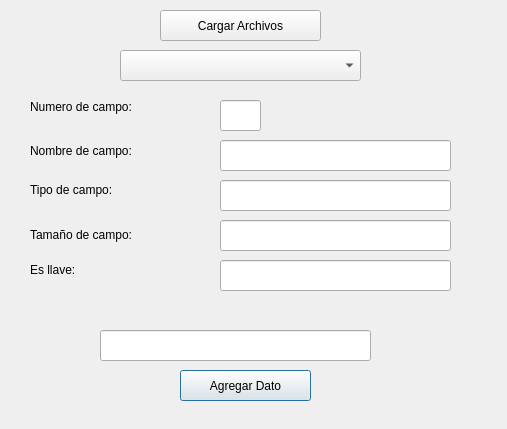
First picture: the form in registros.ui, repository Denisse23/ProyectoArchivos, before the edit.
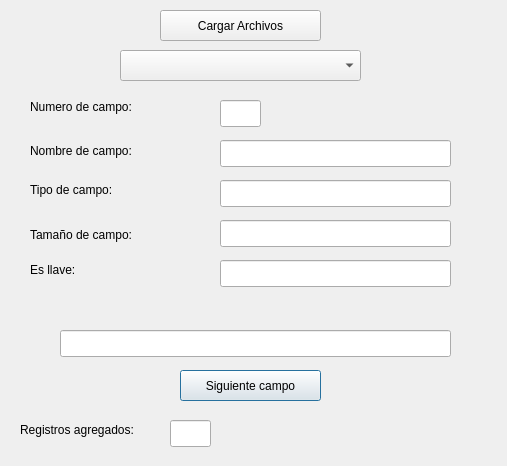
Second picture: the form after the edit.

What changed in the file:
```diff
--- a/registros.ui
+++ b/registros.ui
@@ -7,7 +7,7 @@
     <x>0</x>
     <y>0</y>
     <width>507</width>
-    <height>429</height>
+    <height>466</height>
    </rect>
   </property>
   <property name="windowTitle">
@@ -18,12 +18,12 @@
     <rect>
      <x>180</x>
      <y>370</y>
-     <width>131</width>
+     <width>141</width>
      <height>31</height>
     </rect>
    </property>
    <property name="text">
-    <string>Agregar Dato</string>
+    <string>Siguiente campo</string>
    </property>
   </widget>
   <widget class="QLabel" name="nombreCampo">
@@ -39,31 +39,6 @@
     <string>&lt;html&gt;&lt;head/&gt;&lt;body&gt;&lt;p&gt;Numero de campo:&lt;br/&gt;&lt;/p&gt;&lt;/body&gt;&lt;/html&gt;</string>
    </property>
   </widget>
-  <widget class="QLineEdit" name="lentradacampo_registros">
-   <property name="geometry">
-    <rect>
-     <x>100</x>
-     <y>330</y>
-     <width>271</width>
-     <height>31</height>
-    </rect>
-   </property>
-   <property name="inputMask">
-    <string notr="true"/>
-   </property>
-   <property name="text">
-    <string/>
-   </property>
-   <property name="maxLength">
-    <number>32767</number>
-   </property>
-   <property name="echoMode">
-    <enum>QLineEdit::Normal</enum>
-   </property>
-   <property name="dragEnabled">
-    <bool>false</bool>
-   </property>
-  </widget>
   <widget class="QLabel" name="nombreCampo_2">
    <property name="geometry">
     <rect>
@@ -103,58 +78,6 @@
     <string>&lt;html&gt;&lt;head/&gt;&lt;body&gt;&lt;p&gt;Es llave:&lt;/p&gt;&lt;/body&gt;&lt;/html&gt;</string>
    </property>
   </widget>
-  <widget class="QLineEdit" name="lnumcampo_archivos">
-   <property name="geometry">
-    <rect>
-     <x>220</x>
-     <y>100</y>
-     <width>41</width>
-     <height>31</height>
-    </rect>
-   </property>
-   <property name="readOnly">
-    <bool>true</bool>
-   </property>
-  </widget>
-  <widget class="QLineEdit" name="ltipodecampo_archivos">
-   <property name="geometry">
-    <rect>
-     <x>220</x>
-     <y>180</y>
-     <width>231</width>
-     <height>31</height>
-    </rect>
-   </property>
-   <property name="readOnly">
-    <bool>true</bool>
-   </property>
-  </widget>
-  <widget class="QLineEdit" name="ltamanocampo_archivos">
-   <property name="geometry">
-    <rect>
-     <x>220</x>
-     <y>220</y>
-     <width>231</width>
-     <height>31</height>
-    </rect>
-   </property>
-   <property name="readOnly">
-    <bool>true</bool>
-   </property>
-  </widget>
-  <widget class="QLineEdit" name="lesllave_archivos">
-   <property name="geometry">
-    <rect>
-     <x>220</x>
-     <y>260</y>
-     <width>231</width>
-     <height>31</height>
-    </rect>
-   </property>
-   <property name="readOnly">
-    <bool>true</bool>
-   </property>
-  </widget>
   <widget class="QPushButton" name="pushButton">
    <property name="geometry">
     <rect>
@@ -191,13 +114,101 @@
     <string>Nombre de campo:</string>
    </property>
   </widget>
-  <widget class="QLineEdit" name="lnombrecampo_archivos">
+  <widget class="QLineEdit" name="lnumcampo_registros">
+   <property name="geometry">
+    <rect>
+     <x>220</x>
+     <y>100</y>
+     <width>41</width>
+     <height>27</height>
+    </rect>
+   </property>
+   <property name="readOnly">
+    <bool>true</bool>
+   </property>
+  </widget>
+  <widget class="QLineEdit" name="lnombrecampo_registros">
    <property name="geometry">
     <rect>
      <x>220</x>
      <y>140</y>
      <width>231</width>
-     <height>31</height>
+     <height>27</height>
+    </rect>
+   </property>
+   <property name="readOnly">
+    <bool>true</bool>
+   </property>
+  </widget>
+  <widget class="QLineEdit" name="ltipocampo_registros">
+   <property name="geometry">
+    <rect>
+     <x>220</x>
+     <y>180</y>
+     <width>231</width>
+     <height>27</height>
+    </rect>
+   </property>
+   <property name="readOnly">
+    <bool>true</bool>
+   </property>
+  </widget>
+  <widget class="QLineEdit" name="ltamanocampo_registros">
+   <property name="geometry">
+    <rect>
+     <x>220</x>
+     <y>220</y>
+     <width>231</width>
+     <height>27</height>
+    </rect>
+   </property>
+   <property name="readOnly">
+    <bool>true</bool>
+   </property>
+  </widget>
+  <widget class="QLineEdit" name="lesllave_registros">
+   <property name="geometry">
+    <rect>
+     <x>220</x>
+     <y>260</y>
+     <width>231</width>
+     <height>27</height>
+    </rect>
+   </property>
+   <property name="readOnly">
+    <bool>true</bool>
+   </property>
+  </widget>
+  <widget class="QLineEdit" name="lentradacampo_registros">
+   <property name="geometry">
+    <rect>
+     <x>60</x>
+     <y>330</y>
+     <width>391</width>
+     <height>27</height>
+    </rect>
+   </property>
+  </widget>
+  <widget class="QLabel" name="nombreCampo_6">
+   <property name="geometry">
+    <rect>
+     <x>20</x>
+     <y>420</y>
+     <width>181</width>
+     <height>21</height>
+    </rect>
+   </property>
+   <property name="text">
+    <string>&lt;html&gt;&lt;head/&gt;&lt;body&gt;&lt;p&gt;Registros agregados:&lt;/p&gt;&lt;/body&gt;&lt;/html&gt;</string>
+   </property>
+  </widget>
+  <widget class="QLineEdit" name="lnumregistros_registros">
+   <property name="geometry">
+    <rect>
+     <x>170</x>
+     <y>420</y>
+     <width>41</width>
+     <height>27</height>
     </rect>
    </property>
    <property name="readOnly">
```
